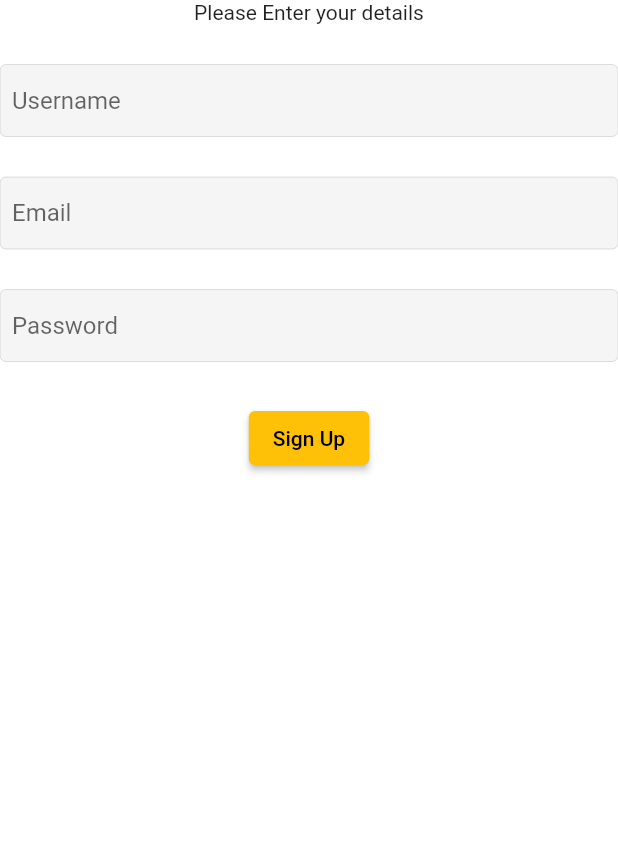
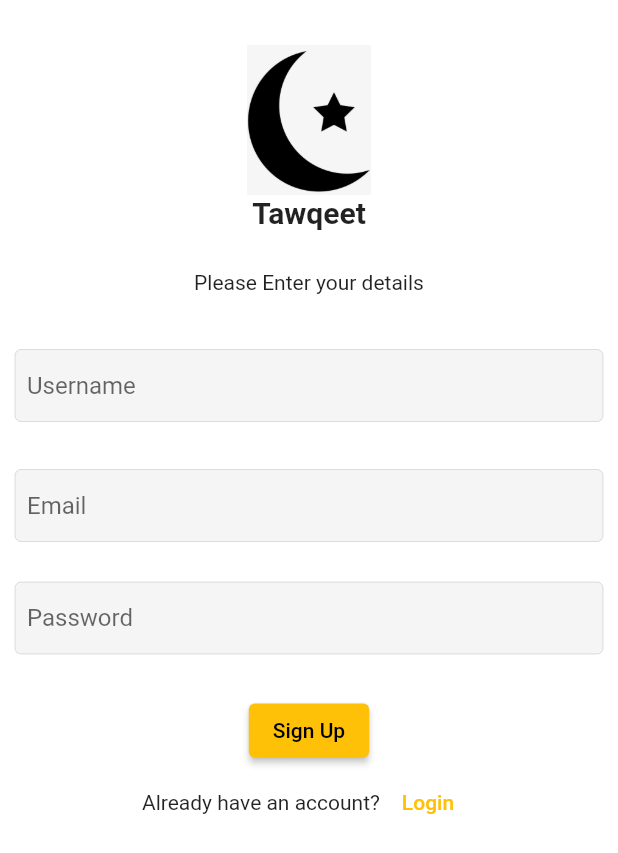
Before and after one commit to Waazify/prayer_times_app, a Flutter app: the SignUpScreen screen opened directly, on a phone screen of 412 x 824 dp. Shown: the top 853 px of the screen. Run offline on Flutter 3.47's test engine with Material 2 defaults, Android fonts, the light colour scheme and no system bars; our stand-ins replace cloud_firestore, firebase_auth, firebase_core, firebase_storage; missing offline and left inert: slide_digital_clock; accounts and stored records are empty.

Commit message:
FINAL EDITS

```diff
--- a/lib/API/api_fetch.dart
+++ b/lib/API/api_fetch.dart
@@ -16,7 +16,7 @@ class ApiFetch {
       dynamic jsonMap = jsonDecode(response.body);
       List<dynamic> itemList = jsonMap["data"];
       dynamic todayTimings = itemList[Day - 1];
-      return Timings.fromJson(todayTimings);
+      return Timings.fromJson(todayTimings["timings"]);
     } else {
       throw Exception("Some error occured");
     }
--- a/lib/screens/signup_screen.dart
+++ b/lib/screens/signup_screen.dart
@@ -1,11 +1,8 @@
 import 'package:flutter/material.dart';
 import 'package:prayer_times_app/resources/auth_methods.dart';
-import 'package:prayer_times_app/screens/error_screen.dart';
-import 'package:prayer_times_app/screens/login_screen.dart';
 import 'package:prayer_times_app/screens/times_screen.dart';
 import 'package:prayer_times_app/utils/utils.dart';
 import 'package:prayer_times_app/widgets/text_field_input.dart';
-import '../resources/auth_methods.dart';
 
 class SignUpScreen extends StatefulWidget {
   const SignUpScreen({super.key});
@@ -40,7 +37,11 @@ class _SignUpScreenState extends State<SignUpScreen> {
     );
 
     if (res != 'success') {
+      // ignore: use_build_context_synchronously
       showSnackBar(res, context);
+      setState(() {
+        _isLoading = false;
+      });
     } else {
       // ignore: use_build_context_synchronously
       Navigator.of(context).pushReplacement(
@@ -56,23 +57,43 @@ class _SignUpScreenState extends State<SignUpScreen> {
       child: Center(
           child: Column(
         children: [
+          const SizedBox(
+            height: 30,
+          ),
+          Image.asset(
+            "assets/images/tawqeet.png",
+            height: 100,
+            width: 100,
+          ),
+          const Text("Tawqeet",
+              style: TextStyle(fontWeight: FontWeight.bold, fontSize: 20)),
+          const SizedBox(height: 27),
           const Text("Please Enter your details"),
           const SizedBox(height: 27),
-          TextFieldInput(
+          Padding(
+            padding: const EdgeInsets.fromLTRB(10, 10, 10, 5),
+            child: TextFieldInput(
                 textEditingController: _usernameController,
                 hintText: "Username",
                 textInputType: TextInputType.text),
+          ),
           const SizedBox(height: 27),
-          TextFieldInput(
+          Padding(
+            padding: const EdgeInsets.fromLTRB(10, 0, 10, 0),
+            child: TextFieldInput(
                 textEditingController: _emailController,
                 hintText: "Email",
                 textInputType: TextInputType.text),
+          ),
           const SizedBox(height: 27),
-          TextFieldInput(
+          Padding(
+            padding: const EdgeInsets.fromLTRB(10, 0, 10, 0),
+            child: TextFieldInput(
               textEditingController: _passwordController,
               hintText: "Password",
               textInputType: TextInputType.text,
               isPass: true,
+            ),
           ),
           const SizedBox(height: 27),
           ElevatedButton(
@@ -82,7 +103,17 @@ class _SignUpScreenState extends State<SignUpScreen> {
                     child: CircularProgressIndicator(color: Colors.white),
                   )
                 : const Text("Sign Up"),
-          )
+          ),
+          Row(
+            mainAxisAlignment: MainAxisAlignment.center,
+            children: [
+              const Text("Already have an account?"),
+              TextButton(
+                  onPressed: () =>
+                      Navigator.pushReplacementNamed(context, '/login'),
+                  child: const Text("Login"))
+            ],
+          ),
         ],
       )),
     ));
```
Also changed, not shown: lib/main.dart (+49 -21 lines), lib/models/prayer_times_model.dart (+0 -448 lines), lib/resources/auth_methods.dart (+3 -6 lines), lib/screens/error_screen.dart (deleted, +0 -10 lines), lib/screens/login_screen.dart (+22 -4 lines), lib/screens/times_screen.dart (+31 -23 lines), lib/widgets/time_container.dart (+18 -9 lines), pubspec.yaml (+4 -53 lines), assets/images/tawqeet.png (added), lib/CONSTANTS.dart (deleted). Lines whose indentation alone changed are shown as unchanged.
